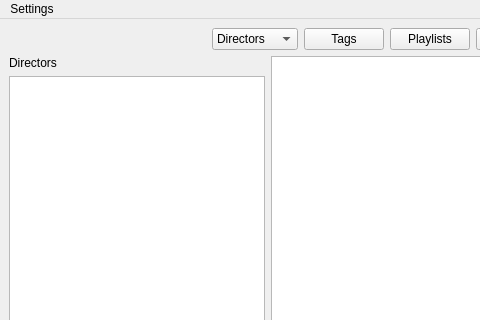
ochurlaud/macaw-movies, file src/MainWindow.ui: the form before one commit; both pictures show x 0 to 480 and y 0 to 320 of the 800 by 600 pixel window.
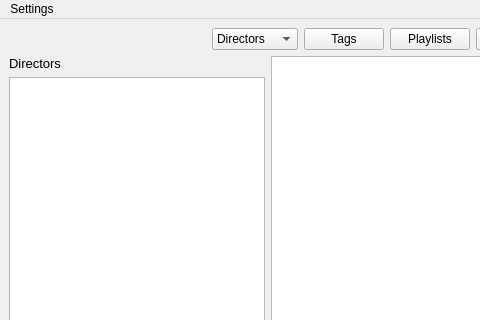
The form after the commit. Icons and pictures are not drawn.

Patch:
```diff
--- a/src/MainWindow.ui
+++ b/src/MainWindow.ui
@@ -147,6 +147,11 @@
          <layout class="QVBoxLayout" name="verticalLayout_2">
           <item>
            <widget class="QLabel" name="leftPannelLabel">
+            <property name="font">
+             <font>
+              <pointsize>10</pointsize>
+             </font>
+            </property>
             <property name="text">
              <string>Directors</string>
             </property>
```
Left out of the diff: 15 changed lines with no effect on the pictures.
